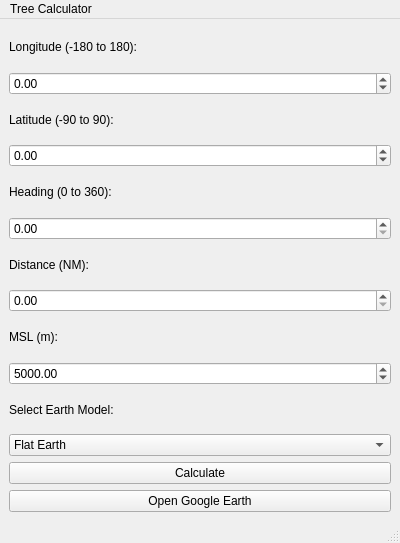
kiraDegu/GoogleEarthTreeCalculator-Software, file mainwindow.ui: the form before one commit.
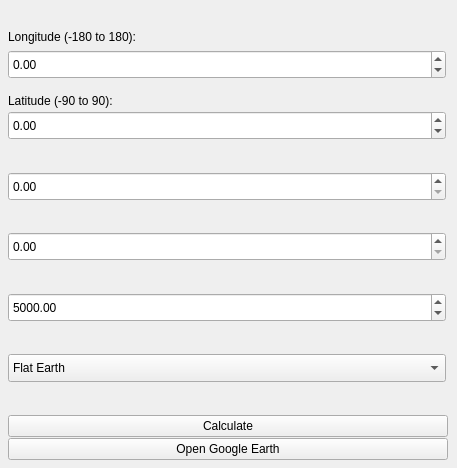
The form after the commit.

```diff
--- a/mainwindow.ui
+++ b/mainwindow.ui
@@ -6,24 +6,100 @@
    <rect>
     <x>0</x>
     <y>0</y>
-    <width>400</width>
-    <height>543</height>
+    <width>457</width>
+    <height>468</height>
    </rect>
   </property>
+  <property name="sizePolicy">
+   <sizepolicy hsizetype="Preferred" vsizetype="Expanding">
+    <horstretch>0</horstretch>
+    <verstretch>0</verstretch>
+   </sizepolicy>
+  </property>
+  <property name="baseSize">
+   <size>
+    <width>500</width>
+    <height>500</height>
+   </size>
+  </property>
   <property name="windowTitle">
    <string>Coordinate Calculator</string>
   </property>
   <widget class="QWidget" name="centralwidget">
+   <property name="enabled">
+    <bool>true</bool>
+   </property>
+   <property name="sizePolicy">
+    <sizepolicy hsizetype="Preferred" vsizetype="Preferred">
+     <horstretch>0</horstretch>
+     <verstretch>0</verstretch>
+    </sizepolicy>
+   </property>
    <layout class="QVBoxLayout" name="verticalLayout">
+    <property name="spacing">
+     <number>1</number>
+    </property>
+    <property name="leftMargin">
+     <number>8</number>
+    </property>
+    <property name="bottomMargin">
+     <number>8</number>
+    </property>
     <item>
-     <widget class="QLabel" name="labelLongitude">
+     <widget class="QWidget" name="widgetOrigin" native="true">
+      <property name="sizePolicy">
+       <sizepolicy hsizetype="Preferred" vsizetype="Preferred">
+        <horstretch>0</horstretch>
+        <verstretch>0</verstretch>
+       </sizepolicy>
+      </property>
+      <property name="maximumSize">
+       <size>
+        <width>1000000</width>
+        <height>20</height>
+       </size>
+      </property>
+      <property name="layoutDirection">
+       <enum>Qt::LayoutDirection::LeftToRight</enum>
+      </property>
+     </widget>
+    </item>
+    <item>
+     <widget class="QWidget" name="widgetLongitude" native="true">
+      <property name="sizePolicy">
+       <sizepolicy hsizetype="Preferred" vsizetype="Minimum">
+        <horstretch>0</horstretch>
+        <verstretch>0</verstretch>
+       </sizepolicy>
+      </property>
+      <property name="layoutDirection">
+       <enum>Qt::LayoutDirection::LeftToRight</enum>
+      </property>
+      <widget class="QLabel" name="label">
+       <property name="geometry">
+        <rect>
+         <x>0</x>
+         <y>0</y>
+         <width>151</width>
+         <height>20</height>
+        </rect>
+       </property>
       <property name="text">
        <string>Longitude (-180 to 180):</string>
       </property>
-     </widget>
-    </item>
-    <item>
+       <property name="alignment">
+        <set>Qt::AlignmentFlag::AlignLeading|Qt::AlignmentFlag::AlignLeft|Qt::AlignmentFlag::AlignTop</set>
+       </property>
+      </widget>
      <widget class="QDoubleSpinBox" name="longitudeBox">
+       <property name="geometry">
+        <rect>
+         <x>0</x>
+         <y>20</y>
+         <width>438</width>
+         <height>29</height>
+        </rect>
+       </property>
       <property name="minimum">
        <double>-180.000000000000000</double>
       </property>
@@ -31,16 +107,38 @@
        <double>180.000000000000000</double>
       </property>
      </widget>
+     </widget>
     </item>
     <item>
-     <widget class="QLabel" name="labelLatitude">
+     <widget class="QWidget" name="widgetLatitude" native="true">
+      <property name="sizePolicy">
+       <sizepolicy hsizetype="Preferred" vsizetype="Minimum">
+        <horstretch>0</horstretch>
+        <verstretch>0</verstretch>
+       </sizepolicy>
+      </property>
+      <widget class="QLabel" name="label_2">
+       <property name="geometry">
+        <rect>
+         <x>0</x>
+         <y>0</y>
+         <width>181</width>
+         <height>20</height>
+        </rect>
+       </property>
       <property name="text">
        <string>Latitude (-90 to 90):</string>
       </property>
      </widget>
-    </item>
-    <item>
      <widget class="QDoubleSpinBox" name="latitudeBox">
+       <property name="geometry">
+        <rect>
+         <x>0</x>
+         <y>20</y>
+         <width>438</width>
+         <height>29</height>
+        </rect>
+       </property>
       <property name="minimum">
        <double>-90.000000000000000</double>
       </property>
@@ -48,44 +146,71 @@
        <double>90.000000000000000</double>
       </property>
      </widget>
-    </item>
-    <item>
-     <widget class="QLabel" name="labelHeading">
-      <property name="text">
-       <string>Heading (0 to 360):</string>
-      </property>
      </widget>
     </item>
     <item>
+     <widget class="QWidget" name="widgetHeading" native="true">
+      <property name="sizePolicy">
+       <sizepolicy hsizetype="Preferred" vsizetype="Preferred">
+        <horstretch>0</horstretch>
+        <verstretch>0</verstretch>
+       </sizepolicy>
+      </property>
      <widget class="QDoubleSpinBox" name="headingBox">
+       <property name="geometry">
+        <rect>
+         <x>0</x>
+         <y>20</y>
+         <width>438</width>
+         <height>29</height>
+        </rect>
+       </property>
       <property name="maximum">
        <double>360.000000000000000</double>
       </property>
      </widget>
-    </item>
-    <item>
-     <widget class="QLabel" name="labelDistance">
-      <property name="text">
-       <string>Distance (NM):</string>
-      </property>
      </widget>
     </item>
     <item>
+     <widget class="QWidget" name="widgetDistance" native="true">
+      <property name="sizePolicy">
+       <sizepolicy hsizetype="Preferred" vsizetype="Minimum">
+        <horstretch>0</horstretch>
+        <verstretch>0</verstretch>
+       </sizepolicy>
+      </property>
      <widget class="QDoubleSpinBox" name="distanceBox">
+       <property name="geometry">
+        <rect>
+         <x>0</x>
+         <y>20</y>
+         <width>438</width>
+         <height>29</height>
+        </rect>
+       </property>
       <property name="maximum">
        <double>10000.000000000000000</double>
       </property>
      </widget>
-    </item>
-    <item>
-     <widget class="QLabel" name="label">
-      <property name="text">
-       <string>MSL (m):</string>
-      </property>
      </widget>
     </item>
     <item>
+     <widget class="QWidget" name="widgetMsl" native="true">
+      <property name="sizePolicy">
+       <sizepolicy hsizetype="Preferred" vsizetype="Minimum">
+        <horstretch>0</horstretch>
+        <verstretch>0</verstretch>
+       </sizepolicy>
+      </property>
      <widget class="QDoubleSpinBox" name="mslBox">
+       <property name="geometry">
+        <rect>
+         <x>0</x>
+         <y>20</y>
+         <width>438</width>
+         <height>29</height>
+        </rect>
+       </property>
       <property name="maximum">
        <double>10000.000000000000000</double>
       </property>
@@ -93,16 +218,25 @@
        <double>5000.000000000000000</double>
       </property>
      </widget>
-    </item>
-    <item>
-     <widget class="QLabel" name="labelModel">
-      <property name="text">
-       <string>Select Earth Model:</string>
-      </property>
      </widget>
     </item>
     <item>
+     <widget class="QWidget" name="widgetModel" native="true">
+      <property name="sizePolicy">
+       <sizepolicy hsizetype="Preferred" vsizetype="Minimum">
+        <horstretch>0</horstretch>
+        <verstretch>0</verstretch>
+       </sizepolicy>
+      </property>
      <widget class="QComboBox" name="modelInput">
+       <property name="geometry">
+        <rect>
+         <x>0</x>
+         <y>20</y>
+         <width>438</width>
+         <height>28</height>
+        </rect>
+       </property>
       <item>
        <property name="text">
         <string>Flat Earth</string>
@@ -119,6 +253,20 @@
        </property>
       </item>
      </widget>
+     </widget>
+    </item>
+    <item>
+     <spacer name="verticalSpacer">
+      <property name="orientation">
+       <enum>Qt::Orientation::Horizontal</enum>
+      </property>
+      <property name="sizeHint" stdset="0">
+       <size>
+        <width>40</width>
+        <height>20</height>
+       </size>
+      </property>
+     </spacer>
     </item>
     <item>
      <widget class="QPushButton" name="calculateButton">
@@ -136,23 +284,6 @@
     </item>
    </layout>
   </widget>
-  <widget class="QMenuBar" name="menubar">
-   <property name="geometry">
-    <rect>
-     <x>0</x>
-     <y>0</y>
-     <width>400</width>
-     <height>25</height>
-    </rect>
-   </property>
-   <widget class="QMenu" name="menuTree_Calculator">
-    <property name="title">
-     <string>Tree Calculator</string>
-    </property>
-   </widget>
-   <addaction name="menuTree_Calculator"/>
-  </widget>
-  <widget class="QStatusBar" name="statusbar"/>
  </widget>
  <resources/>
  <connections/>
```
Left out of the diff: 2 changed lines with no effect on the pictures. Lines whose indentation alone changed are shown as unchanged.
